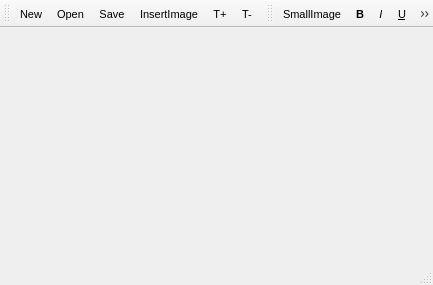
Old version of the form mainwindow.ui in the repository SadCPPCoder/OSDNotepad.
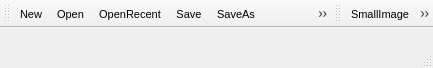
New version of the form. Icons and pictures are not drawn.

The edit to the form file:
```diff
--- a/mainwindow.ui
+++ b/mainwindow.ui
@@ -7,7 +7,7 @@
     <x>0</x>
     <y>0</y>
     <width>433</width>
-    <height>285</height>
+    <height>68</height>
    </rect>
   </property>
   <property name="font">
@@ -33,6 +33,18 @@
   </property>
   <widget class="QWidget" name="centralWidget"/>
   <widget class="QToolBar" name="toolBarFile">
+   <property name="minimumSize">
+    <size>
+     <width>0</width>
+     <height>0</height>
+    </size>
+   </property>
+   <property name="maximumSize">
+    <size>
+     <width>16777215</width>
+     <height>16777215</height>
+    </size>
+   </property>
    <property name="contextMenuPolicy">
     <enum>Qt::NoContextMenu</enum>
    </property>
@@ -62,7 +74,9 @@
    </attribute>
    <addaction name="actionNew"/>
    <addaction name="actionOpen"/>
+   <addaction name="actionOpenRecent"/>
    <addaction name="actionSave"/>
+   <addaction name="actionSaveAs"/>
    <addaction name="actionInsertImage"/>
    <addaction name="actionTransIncrease"/>
    <addaction name="actionTransDecrease"/>
@@ -75,6 +89,18 @@
    </property>
   </widget>
   <widget class="QToolBar" name="toolBarFont">
+   <property name="minimumSize">
+    <size>
+     <width>0</width>
+     <height>0</height>
+    </size>
+   </property>
+   <property name="maximumSize">
+    <size>
+     <width>16777215</width>
+     <height>16777215</height>
+    </size>
+   </property>
    <property name="contextMenuPolicy">
     <enum>Qt::NoContextMenu</enum>
    </property>
@@ -108,6 +134,7 @@
    <addaction name="actionUnderline"/>
    <addaction name="actionDeleteline"/>
    <addaction name="actionReset"/>
+   <addaction name="actionShortcut"/>
    <addaction name="actionAbout"/>
   </widget>
   <action name="actionBold">
@@ -364,6 +391,42 @@
     <string>About the application.</string>
    </property>
   </action>
+  <action name="actionOpenRecent">
+   <property name="icon">
+    <iconset resource="resources.qrc">
+     <normaloff>:/res/icon/open_recent_file.png</normaloff>:/res/icon/open_recent_file.png</iconset>
+   </property>
+   <property name="text">
+    <string>OpenRecent</string>
+   </property>
+   <property name="toolTip">
+    <string>Open recent files.</string>
+   </property>
+  </action>
+  <action name="actionSaveAs">
+   <property name="icon">
+    <iconset resource="resources.qrc">
+     <normaloff>:/res/icon/save_file_as.png</normaloff>:/res/icon/save_file_as.png</iconset>
+   </property>
+   <property name="text">
+    <string>SaveAs</string>
+   </property>
+   <property name="toolTip">
+    <string>Save as others.</string>
+   </property>
+   <property name="shortcut">
+    <string>Ctrl+Shift+S</string>
+   </property>
+  </action>
+  <action name="actionShortcut">
+   <property name="icon">
+    <iconset resource="resources.qrc">
+     <normaloff>:/res/icon/shortcut.png</normaloff>:/res/icon/shortcut.png</iconset>
+   </property>
+   <property name="text">
+    <string>Shortcut</string>
+   </property>
+  </action>
  </widget>
  <layoutdefault spacing="6" margin="11"/>
  <resources>
```
Left out of the diff: 5 changed lines with no effect on the pictures.
